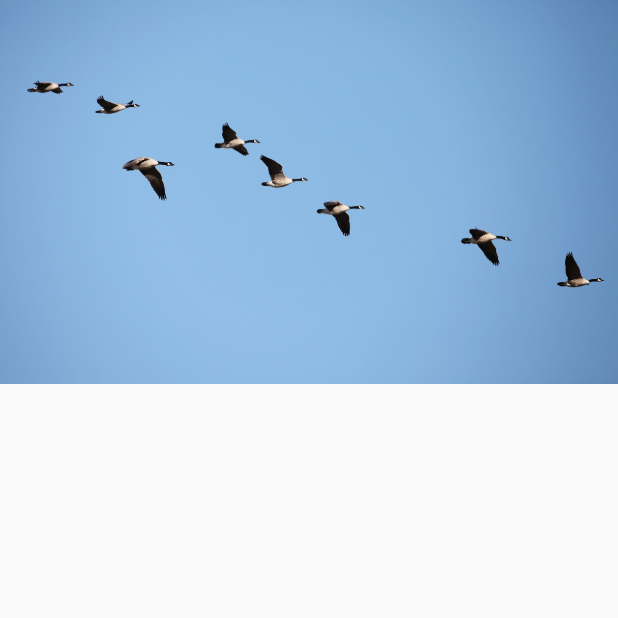
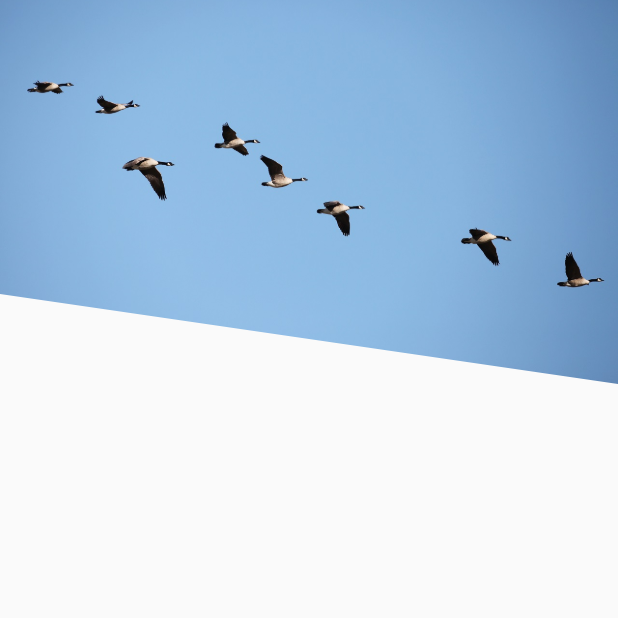
Before and after one commit to zhaoshengjun/flutter_list_ui, a Flutter app: the screen it shows after launch, on a phone screen of 412 x 824 dp, the top half of it. Run offline on Flutter 3.47's test engine with Material 2 defaults, Android fonts, the phone set to English and light mode, and no system bars.

```diff
--- a/lib/main.dart
+++ b/lib/main.dart
@@ -1,4 +1,5 @@
 import 'package:flutter/material.dart';
+import 'diagonal_clipper.dart';
 
 void main() => runApp(MyApp());
 
@@ -29,10 +30,13 @@ class _MyHomePageState extends State<MyHomePage> {
   Widget _buildImage() {
     return new Positioned.fill(
         bottom: null,
-        child: new Image.asset(
-          'images/birds.jpg',
-          fit: BoxFit.cover,
-          height: _imageHeight,
+        child: new ClipPath(
+          clipper: DiagonalClipper(),
+          child: new Image.asset(
+            'images/birds.jpg',
+            fit: BoxFit.cover,
+            height: _imageHeight,
+          ),
         ));
   }
 
```
